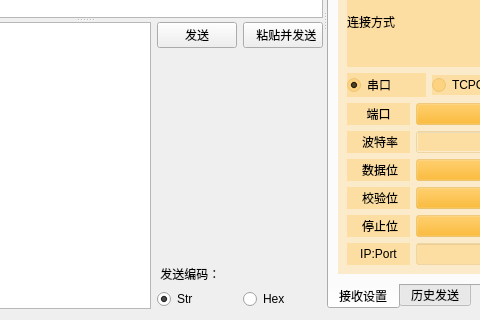
The window that components/ComTool/comtool.ui (xutongxin1/WirelessMonitor) describes before a commit, drawn with Qt 5; both pictures show x 165 to 645 and y 280 to 600 of the 800 by 600 pixel window.
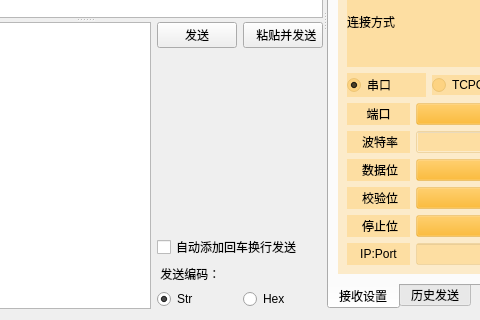
The same window after the commit. Custom widgets are drawn as their Qt base class.

Commit message:
暂存移交
feat： 新增 feature
fix: 修复 bug
docs: 仅仅修改了文档，比如 README, CHANGELOG, CONTRIBUTE等等
style: 仅仅修改了空格、格式缩进、逗号等等，不改变代码逻辑
refactor: 代码重构，没有加新功能或者修复 bug
perf: 优化相关，比如提升性能、体验
test: 测试用例，包括单元测试、集成测试等
chore: 改变构建流程、或者增加依赖库、工具等
revert: 回滚到上一个版本

```diff
--- a/components/ComTool/comtool.ui
+++ b/components/ComTool/comtool.ui
@@ -106,6 +106,13 @@
                </property>
               </spacer>
              </item>
+             <item>
+              <widget class="QtMaterialCheckBox" name="checkBox">
+               <property name="text">
+                <string>自动添加回车换行发送</string>
+               </property>
+              </widget>
+             </item>
              <item>
               <widget class="QLabel" name="label">
                <property name="text">
@@ -464,6 +471,11 @@
    <header>repeaterwidget.h</header>
    <container>1</container>
   </customwidget>
+  <customwidget>
+   <class>QtMaterialCheckBox</class>
+   <extends>QCheckBox</extends>
+   <header>qtmaterialcheckbox.h</header>
+  </customwidget>
   <customwidget>
    <class>QtMaterialRadioButton</class>
    <extends>QRadioButton</extends>
```
